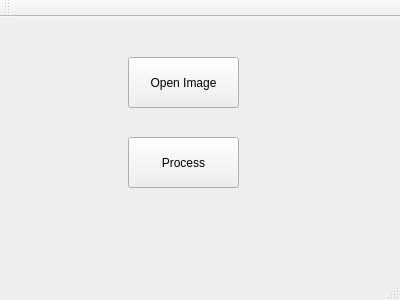
Before: the Qt Designer form CPP/mainwindow.ui in abondar24/OpenCV, drawn with Qt 5.
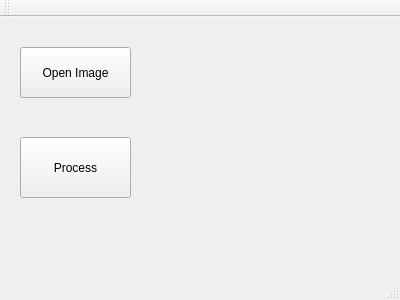
After: the same form once the commit is applied.

Patch:
```diff
--- a/CPP/mainwindow.ui
+++ b/CPP/mainwindow.ui
@@ -17,8 +17,8 @@
    <widget class="QPushButton" name="pushButton">
     <property name="geometry">
      <rect>
-      <x>128</x>
-      <y>40</y>
+      <x>20</x>
+      <y>30</y>
       <width>111</width>
       <height>51</height>
      </rect>
@@ -30,10 +30,10 @@
    <widget class="QPushButton" name="pushButton_2">
     <property name="geometry">
      <rect>
-      <x>128</x>
+      <x>20</x>
       <y>120</y>
       <width>111</width>
-      <height>51</height>
+      <height>61</height>
      </rect>
     </property>
     <property name="text">
```
Left out of the diff: 13 changed lines with no effect on the pictures.
